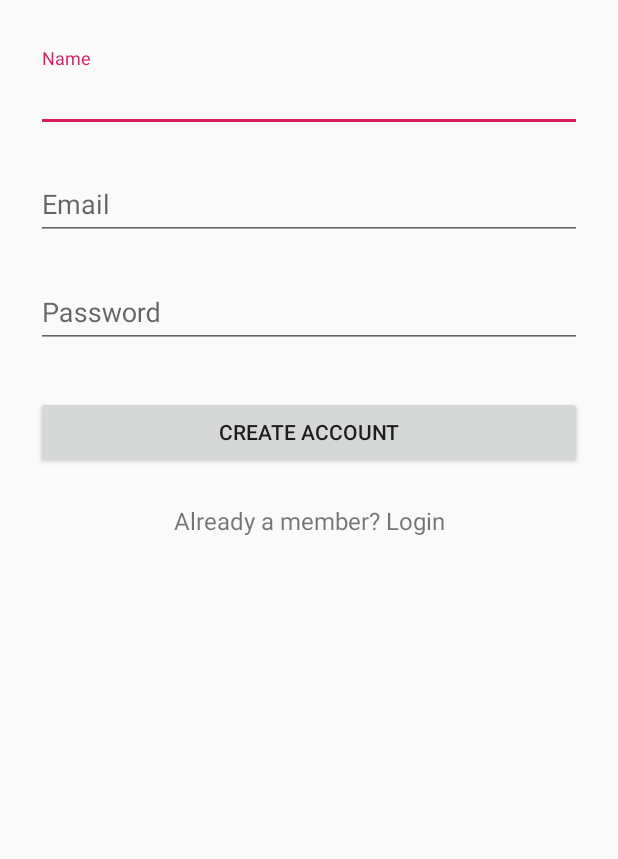
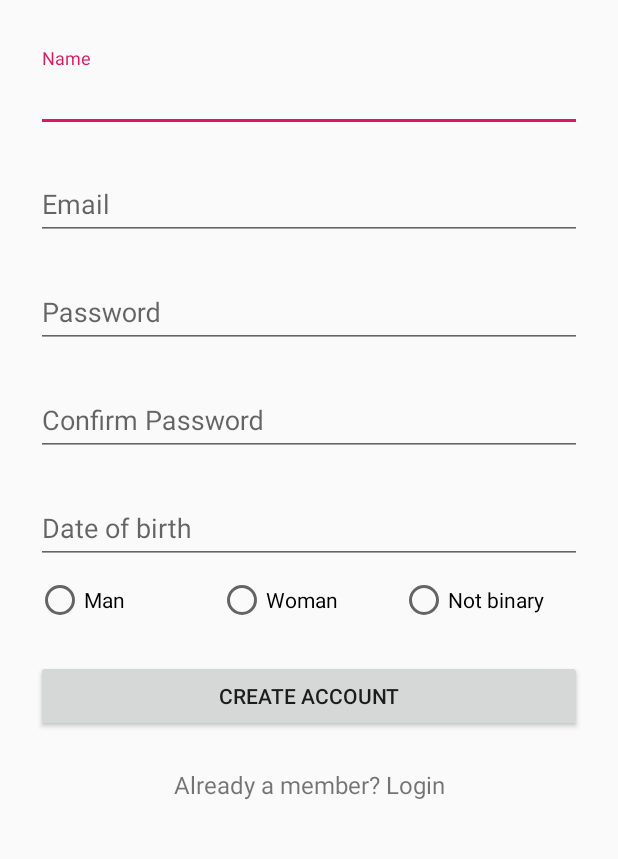
Before and after one commit to tothattila97/homesecurityinkotlin, an Android app: the SignUpActivity screen opened directly, with no data from a screen before it, on a phone screen of 412 x 824 dp, the part 276-1135 px from its top. Run offline under Robolectric (Android 15) with nearby library versions, the phone set to English and light mode, and no system bars.

Commit message:
Modelek hozzáadása, interface kiegészítése, regisztráció bővítése

```diff
--- a/app/src/main/java/production/toth/attila/homesecurityinkotlin/activities/LoginActivity.kt
+++ b/app/src/main/java/production/toth/attila/homesecurityinkotlin/activities/LoginActivity.kt
@@ -93,6 +93,7 @@ class LoginActivity : AppCompatActivity() {
         moveTaskToBack(true)
     }
 
+    //TODO: Sikeres bejelentkezés esetén a felhasználó adatait SharedPreferencesbe kell tenni
     private fun onLoginSuccess() {
         loginButton.isEnabled = true
         finish()
--- a/app/src/main/java/production/toth/attila/homesecurityinkotlin/activities/SignUpActivity.kt
+++ b/app/src/main/java/production/toth/attila/homesecurityinkotlin/activities/SignUpActivity.kt
@@ -1,17 +1,18 @@
 package production.toth.attila.homesecurityinkotlin.activities
 
 import android.app.Activity
+import android.app.DatePickerDialog
 import android.app.ProgressDialog
 import android.content.Intent
 import android.os.Bundle
 import android.os.Handler
 import android.support.v7.app.AppCompatActivity
 import android.util.Log
-import android.widget.Button
-import android.widget.EditText
-import android.widget.TextView
-import android.widget.Toast
+import android.widget.*
 import production.toth.attila.homesecurityinkotlin.R
+import java.text.DateFormat
+import java.util.*
+
 
 class SignUpActivity : AppCompatActivity() {
 
@@ -22,8 +23,15 @@ class SignUpActivity : AppCompatActivity() {
     lateinit var nameText: EditText
     lateinit var emailText: EditText
     lateinit var passwordText: EditText
+    lateinit var confirmPasswordText: EditText
+    lateinit var dateOfBirth: EditText
+    lateinit var genderRadioGroup: RadioGroup
+    lateinit var manGenderRadio: RadioButton
+    lateinit var womanGenderRadio: RadioButton
+    lateinit var notBinaryGenderRadio: RadioButton
     lateinit var signUpButton: Button
     lateinit var loginLink: TextView
+    var birthCalendar = Calendar.getInstance()
 
     override fun onCreate(savedInstanceState: Bundle?) {
         super.onCreate(savedInstanceState)
@@ -32,8 +40,27 @@ class SignUpActivity : AppCompatActivity() {
         nameText= findViewById(R.id.input_name)
         emailText = findViewById(R.id.input_email)
         passwordText= findViewById(R.id.input_password)
+        confirmPasswordText = findViewById(R.id.input_confirm_password)
+        dateOfBirth = findViewById(R.id.input_dateOfBirth)
+        genderRadioGroup = findViewById(R.id.gender_radioGroup)
+        manGenderRadio = findViewById(R.id.gender_man)
+        womanGenderRadio = findViewById(R.id.gender_woman)
+        notBinaryGenderRadio = findViewById(R.id.gender_notBinary)
         signUpButton= findViewById(R.id.btn_signup)
         loginLink = findViewById(R.id.link_login)
+
+        val date = DatePickerDialog.OnDateSetListener { view, year, monthOfYear, dayOfMonth ->
+            // TODO Auto-generated method stub
+            birthCalendar.set(Calendar.YEAR, year)
+            birthCalendar.set(Calendar.MONTH, monthOfYear)
+            birthCalendar.set(Calendar.DAY_OF_MONTH, dayOfMonth)
+            refreshBirthEditText()
+        }
+
+        dateOfBirth.setOnClickListener {
+            DatePickerDialog(this, date, birthCalendar.get(Calendar.YEAR), birthCalendar.get(Calendar.MONTH),
+                    birthCalendar.get(Calendar.DAY_OF_MONTH)).show();
+        }
 
         signUpButton.setOnClickListener {
             signup()
@@ -120,4 +147,9 @@ class SignUpActivity : AppCompatActivity() {
 
         return valid
     }
+
+    private fun refreshBirthEditText(){
+        val dateFormat = DateFormat.getDateInstance(DateFormat.MEDIUM, Locale.ENGLISH)
+        dateOfBirth.setText(dateFormat.format(birthCalendar.time))
+    }
 }
--- /dev/null
+++ b/app/src/main/java/production/toth/attila/homesecurityinkotlin/models/Gender.kt
@@ -0,0 +1,5 @@
+package production.toth.attila.homesecurityinkotlin.models
+
+enum class Gender{
+    Man, Woman, NotBinary
+}
--- /dev/null
+++ b/app/src/main/java/production/toth/attila/homesecurityinkotlin/models/UserLoginModel.kt
@@ -0,0 +1,4 @@
+package production.toth.attila.homesecurityinkotlin.models
+
+data class UserLoginModel(val userName: String,
+                          val password: String)
--- /dev/null
+++ b/app/src/main/java/production/toth/attila/homesecurityinkotlin/models/UserSignUpModel.kt
@@ -0,0 +1,10 @@
+package production.toth.attila.homesecurityinkotlin.models
+
+import java.time.ZonedDateTime
+
+data class UserSignUpModel(val email: String,
+                           val userName: String,
+                           val password: String,
+                           val confirmPassword: String,
+                           val dateOfBirth: ZonedDateTime,
+                           val gender: Gender)
--- a/app/src/main/java/production/toth/attila/homesecurityinkotlin/network/RetrofitUploadService.kt
+++ b/app/src/main/java/production/toth/attila/homesecurityinkotlin/network/RetrofitUploadService.kt
@@ -3,7 +3,10 @@ package production.toth.attila.homesecurityinkotlin.network
 import okhttp3.MultipartBody
 import okhttp3.RequestBody
 import okhttp3.ResponseBody
+import production.toth.attila.homesecurityinkotlin.models.UserLoginModel
+import production.toth.attila.homesecurityinkotlin.models.UserSignUpModel
 import retrofit2.Call
+import retrofit2.http.Body
 import retrofit2.http.Multipart
 import retrofit2.http.POST
 import retrofit2.http.Part
@@ -14,9 +17,11 @@ interface RetrofitUploadService {
     abstract fun postImage(@Part image: MultipartBody.Part, @Part("name") name: RequestBody): Call<ResponseBody>
 
     @POST("api/account/login")
-    fun loginUser()
+    abstract fun login(@Body loginModel: UserLoginModel): Call<ResponseBody>
 
     @POST("api/account/signup")
-    fun signUpUser()
+    abstract fun signUp(@Body signUpModel: UserSignUpModel): Call<ResponseBody>
 
+    @POST("api/account/logout")
+    abstract fun logOut() : Call<ResponseBody>
 }
--- a/app/src/main/res/layout/activity_sign_up.xml
+++ b/app/src/main/res/layout/activity_sign_up.xml
@@ -58,6 +58,59 @@
                 android:hint="Password"/>
         </android.support.design.widget.TextInputLayout>
 
+        <android.support.design.widget.TextInputLayout
+            android:layout_width="match_parent"
+            android:layout_height="wrap_content"
+            android:layout_marginTop="8dp"
+            android:layout_marginBottom="8dp">
+            <EditText android:id="@+id/input_confirm_password"
+                android:layout_width="match_parent"
+                android:layout_height="wrap_content"
+                android:inputType="textPassword"
+                android:hint="Confirm Password"/>
+        </android.support.design.widget.TextInputLayout>
+
+        <android.support.design.widget.TextInputLayout
+            android:layout_width="match_parent"
+            android:layout_height="wrap_content"
+            android:layout_marginTop="8dp"
+            android:layout_marginBottom="8dp">
+            <EditText android:id="@+id/input_dateOfBirth"
+                android:layout_width="match_parent"
+                android:layout_height="wrap_content"
+                android:focusable="false"
+                android:inputType="datetime"
+                android:hint="Date of birth"/>
+        </android.support.design.widget.TextInputLayout>
+
+        <!-- Lehet lecserélhető egy sima EditText-re AutoFillHints-el -->
+        <RadioGroup
+            android:id="@+id/gender_radioGroup"
+            android:layout_width="match_parent"
+            android:layout_height="wrap_content"
+            android:orientation="horizontal">
+
+            <RadioButton
+                android:id="@+id/gender_man"
+                android:layout_width="0dp"
+                android:layout_weight="1"
+                android:layout_height="wrap_content"
+                android:text="Man"/>
+            <RadioButton
+                android:id="@+id/gender_woman"
+                android:layout_width="0dp"
+                android:layout_weight="1"
+                android:layout_height="wrap_content"
+                android:text="Woman"/>
+            <RadioButton
+                android:id="@+id/gender_notBinary"
+                android:layout_width="0dp"
+                android:layout_weight="1"
+                android:layout_height="wrap_content"
+                android:text="Not binary"/>
+
+        </RadioGroup>
+
         <!-- Signup Button -->
         <android.support.v7.widget.AppCompatButton
             android:id="@+id/btn_signup"
```
